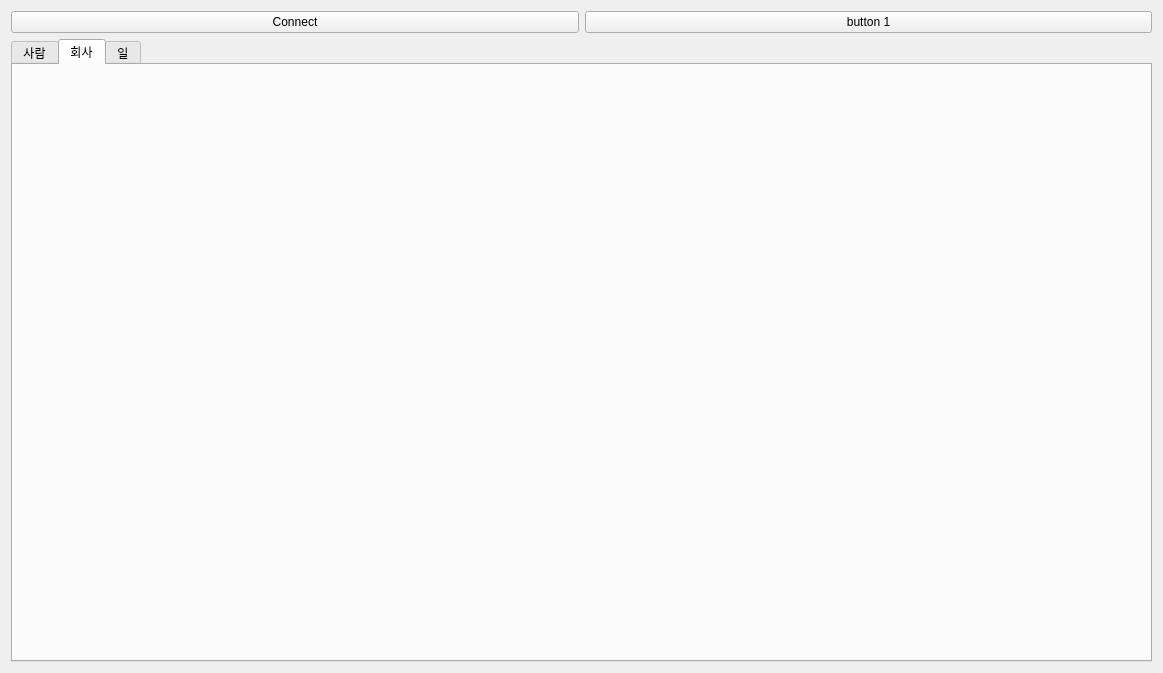
Above: mainwindow.ui from Hyuntae-Lee/HRM before the change. Below: the same form after it.
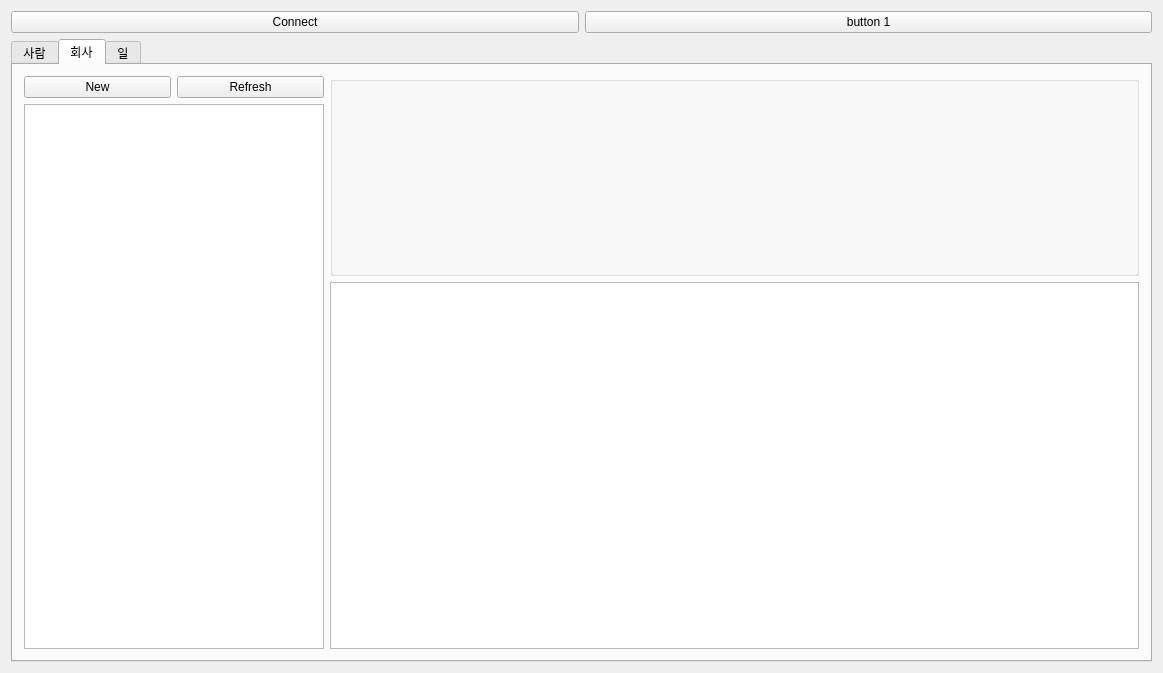
That is the form after the change. The open tabs and pages were chosen to show the change.

Patch:
```diff
--- a/mainwindow.ui
+++ b/mainwindow.ui
@@ -201,6 +201,72 @@
        <attribute name="title">
         <string>회사</string>
        </attribute>
+       <layout class="QHBoxLayout" name="horizontalLayout_5">
+        <item>
+         <layout class="QVBoxLayout" name="verticalLayout_2">
+          <item>
+           <layout class="QHBoxLayout" name="horizontalLayout_6">
+            <item>
+             <widget class="QPushButton" name="pushButton_newCompany">
+              <property name="text">
+               <string>New</string>
+              </property>
+             </widget>
+            </item>
+            <item>
+             <widget class="QPushButton" name="pushButton_refreshCompany">
+              <property name="text">
+               <string>Refresh</string>
+              </property>
+             </widget>
+            </item>
+           </layout>
+          </item>
+          <item>
+           <widget class="QListView" name="listView_company">
+            <property name="sizePolicy">
+             <sizepolicy hsizetype="Fixed" vsizetype="Expanding">
+              <horstretch>0</horstretch>
+              <verstretch>0</verstretch>
+             </sizepolicy>
+            </property>
+            <property name="minimumSize">
+             <size>
+              <width>300</width>
+              <height>0</height>
+             </size>
+            </property>
+           </widget>
+          </item>
+         </layout>
+        </item>
+        <item>
+         <layout class="QVBoxLayout" name="verticalLayout_5">
+          <item>
+           <widget class="QGroupBox" name="groupBox_2">
+            <property name="sizePolicy">
+             <sizepolicy hsizetype="Preferred" vsizetype="Fixed">
+              <horstretch>0</horstretch>
+              <verstretch>0</verstretch>
+             </sizepolicy>
+            </property>
+            <property name="minimumSize">
+             <size>
+              <width>0</width>
+              <height>200</height>
+             </size>
+            </property>
+            <property name="title">
+             <string/>
+            </property>
+           </widget>
+          </item>
+          <item>
+           <widget class="QListView" name="listView_historyForCompany"/>
+          </item>
+         </layout>
+        </item>
+       </layout>
       </widget>
       <widget class="QWidget" name="tab_work">
        <attribute name="title">
```
Left out of the diff: 14 changed lines with no effect on the pictures.
